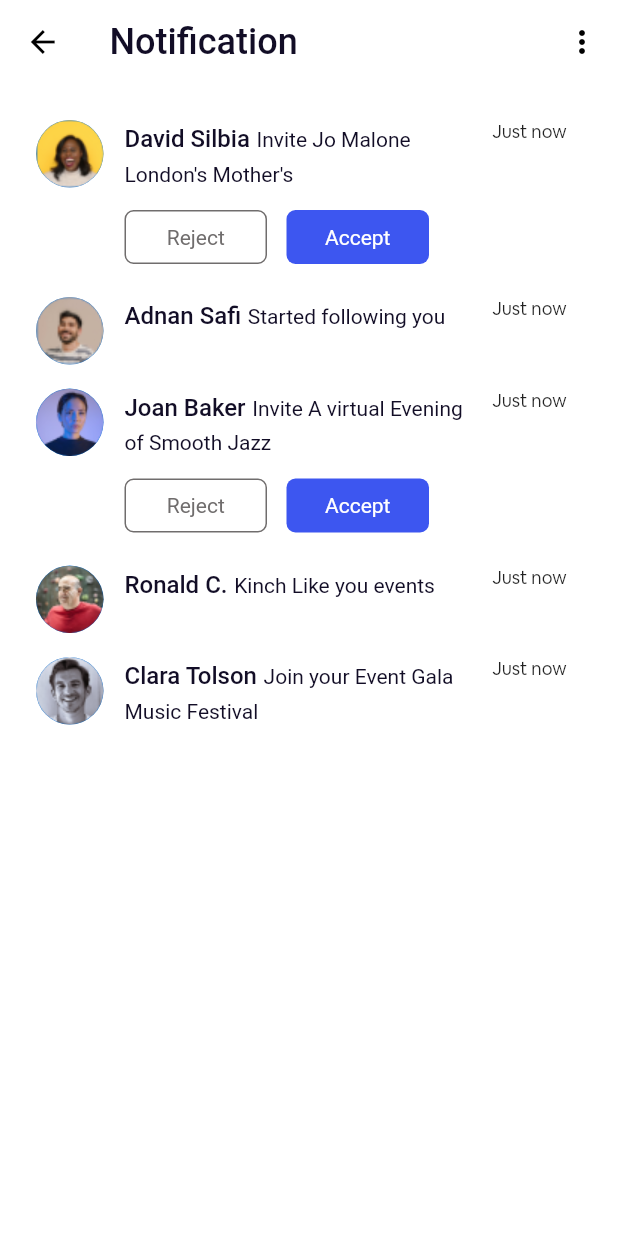
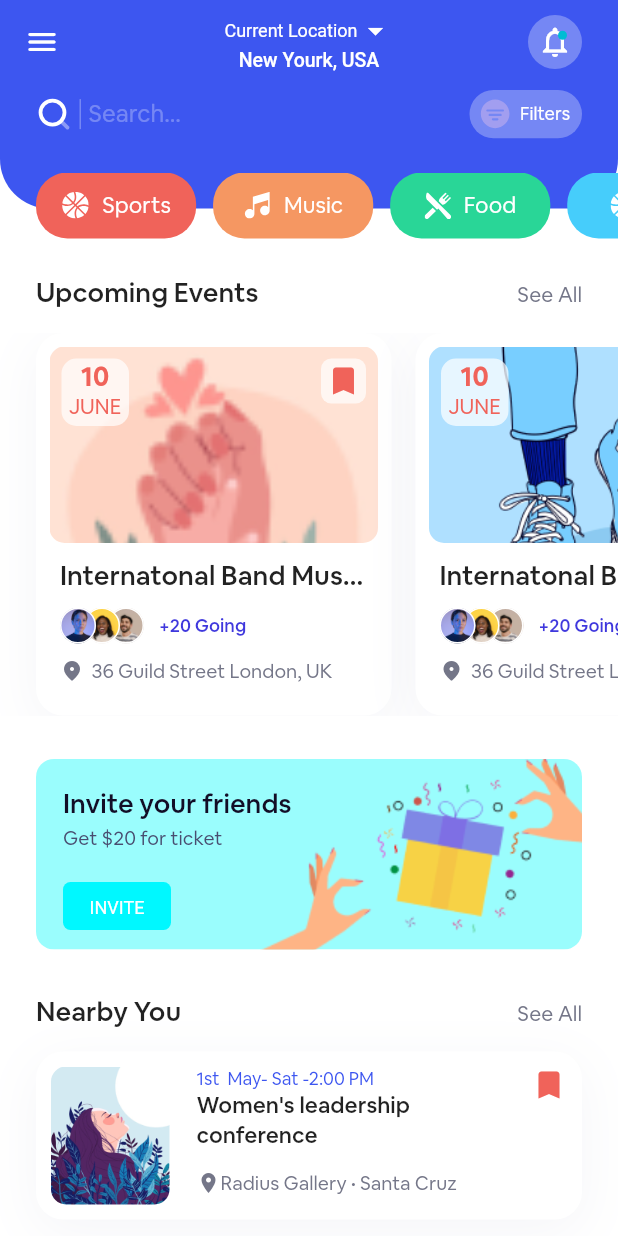
Before and after one commit to callmhejerry/Eventhub, a Flutter app: the screen it shows after launch, on a phone screen of 412 x 824 dp. Run offline on Flutter 3.47's test engine with Material 2 defaults, Android fonts, the phone set to English and light mode, and no system bars; our stand-ins replace flutter_rating_bar, flutter_svg, gap, readmore.

Commit message:
completed the ui for the explore screen

```diff
--- a/lib/core/styles/color_styles.dart
+++ b/lib/core/styles/color_styles.dart
@@ -11,4 +11,5 @@ class AppColorStyle {
 
   // Text color
   static const darkTextColor = Color(0xff120D26);
+  static const greyTextColor = Color(0xff747688);
 }
--- a/lib/core/styles/text_styles.dart
+++ b/lib/core/styles/text_styles.dart
@@ -26,7 +26,7 @@ class AppTextStyle {
     height: 34 / 22,
   );
 
-  static TextStyle title1 = const TextStyle(
+  static const TextStyle title1 = TextStyle(
     fontSize: 18,
     fontWeight: FontWeight.w500,
   );
--- a/lib/main.dart
+++ b/lib/main.dart
@@ -1,4 +1,4 @@
-import 'package:event_hub/src/feature/notification/notification_screen.dart';
+import 'package:event_hub/src/feature/Explore/explore_screen.dart';
 import 'package:flutter/material.dart';
 
 import 'core/theme/app_theme.dart';
@@ -17,7 +17,7 @@ class EventHub extends StatelessWidget {
       debugShowCheckedModeBanner: false,
       title: 'Flutter Demo',
       theme: LightTheme.themeData,
-      home: const NotificationScreen(),
+      home: const ExploreScreen(),
     );
   }
 }
--- /dev/null
+++ b/lib/src/feature/Explore/ads_widget.dart
@@ -0,0 +1,72 @@
+import 'package:flutter/material.dart';
+import 'package:gap/gap.dart';
+
+import '../../../core/styles/color_styles.dart';
+import '../../../core/styles/text_styles.dart';
+
+class AdsWidget extends StatelessWidget {
+  const AdsWidget({
+    super.key,
+  });
+
+  @override
+  Widget build(BuildContext context) {
+    return Padding(
+      padding: const EdgeInsets.symmetric(horizontal: 24),
+      child: ClipRRect(
+        borderRadius: BorderRadius.circular(12),
+        child: Container(
+          color: const Color.fromARGB(255, 154, 253, 253),
+          height: 127,
+          width: double.infinity,
+          child: Stack(
+            children: [
+              Positioned(
+                right: -20,
+                top: -7,
+                child: Image.asset("assets/images/ads.png"),
+              ),
+              Positioned(
+                top: 10,
+                left: 18,
+                child: Column(
+                  crossAxisAlignment: CrossAxisAlignment.start,
+                  children: [
+                    Text(
+                      "Invite your friends",
+                      style: AppTextStyle.title1.copyWith(
+                        height: 34 / 18,
+                        color: AppColorStyle.darkTextColor,
+                      ),
+                    ),
+                    Text(
+                      "Get \$20 for ticket",
+                      style: AppTextStyle.subTitle1.copyWith(
+                        color: const Color(0xff484D70),
+                      ),
+                    ),
+                    const Gap(13),
+                    ElevatedButton(
+                      onPressed: () {},
+                      style: ElevatedButton.styleFrom(
+                        minimumSize: const Size(72, 32),
+                        backgroundColor: const Color(0xff00F8FF),
+                        shape: RoundedRectangleBorder(
+                          borderRadius: BorderRadius.circular(5),
+                        ),
+                      ),
+                      child: const Text(
+                        "INVITE",
+                        style: AppTextStyle.subTitle2,
+                      ),
+                    )
+                  ],
+                ),
+              )
+            ],
+          ),
+        ),
+      ),
+    );
+  }
+}
--- /dev/null
+++ b/lib/src/feature/Explore/event_card.dart
@@ -0,0 +1,209 @@
+import 'package:flutter/material.dart';
+import 'package:gap/gap.dart';
+
+import '../../../core/styles/color_styles.dart';
+import '../../../core/styles/text_styles.dart';
+
+class EventCard extends StatelessWidget {
+  final EdgeInsets? margin;
+  final String image;
+
+  const EventCard({
+    super.key,
+    this.margin,
+    required this.image,
+  });
+
+  @override
+  Widget build(BuildContext context) {
+    return Container(
+      margin: margin,
+      height: 255,
+      width: 237,
+      decoration: BoxDecoration(
+        color: Colors.white,
+        borderRadius: BorderRadius.circular(18),
+        boxShadow: [
+          BoxShadow(
+            offset: const Offset(0, 8),
+            blurRadius: 30,
+            color: const Color(0xff505588).withOpacity(6 / 100),
+          ),
+        ],
+      ),
+      child: Column(
+        children: [
+          Padding(
+            padding: const EdgeInsets.only(top: 9, left: 9, right: 9),
+            child: Stack(
+              children: [
+                ClipRRect(
+                  borderRadius: BorderRadius.circular(10),
+                  child: Image.asset(
+                    image,
+                    height: 131,
+                    width: double.infinity,
+                    fit: BoxFit.cover,
+                    alignment: Alignment.topCenter,
+                  ),
+                ),
+                Padding(
+                  padding: const EdgeInsets.symmetric(
+                    horizontal: 8,
+                    vertical: 8,
+                  ),
+                  child: Row(
+                    crossAxisAlignment: CrossAxisAlignment.start,
+                    mainAxisAlignment: MainAxisAlignment.spaceBetween,
+                    children: [
+                      Container(
+                        height: 45,
+                        width: 45,
+                        decoration: BoxDecoration(
+                          borderRadius: BorderRadius.circular(10),
+                          color: Colors.white.withOpacity(70 / 100),
+                        ),
+                        child: Column(
+                          children: const [
+                            Text(
+                              "10",
+                              style: TextStyle(
+                                color: Color(0xffF0635A),
+                                fontSize: 18,
+                                fontWeight: FontWeight.bold,
+                              ),
+                            ),
+                            Text(
+                              "JUNE",
+                              style: TextStyle(
+                                color: Color(0xffF0635A),
+                                fontSize: 14,
+                              ),
+                            ),
+                          ],
+                        ),
+                      ),
+                      Container(
+                        height: 30,
+                        width: 30,
+                        decoration: BoxDecoration(
+                          borderRadius: BorderRadius.circular(7),
+                          color: Colors.white.withOpacity(70 / 100),
+                        ),
+                        child: const Icon(
+                          Icons.bookmark_rounded,
+                          color: Color(0xffF0635A),
+                        ),
+                      )
+                    ],
+                  ),
+                )
+              ],
+            ),
+          ),
+          const Gap(10),
+          Padding(
+            padding: const EdgeInsets.only(
+              left: 16,
+              right: 16,
+              bottom: 17,
+            ),
+            child: Column(
+              children: [
+                const Text(
+                  "Internatonal Band Music Conference",
+                  maxLines: 1,
+                  overflow: TextOverflow.ellipsis,
+                  style: AppTextStyle.title1,
+                ),
+                const Gap(10),
+                Row(
+                  children: [
+                    Stack(
+                      clipBehavior: Clip.none,
+                      children: const [
+                        Positioned(
+                          left: 16 * 2,
+                          child: CustomAvatar(
+                            image: "assets/images/avatar_1.png",
+                          ),
+                        ),
+                        Positioned(
+                          left: 16,
+                          child: CustomAvatar(
+                            image: "assets/images/avatar_2.png",
+                          ),
+                        ),
+                        Positioned(
+                          child: CustomAvatar(
+                            image: "assets/images/avatar_3.png",
+                          ),
+                        ),
+                      ],
+                    ),
+                    const Gap(16 * 2),
+                    const Gap(10),
+                    Text(
+                      "+20 Going",
+                      style: AppTextStyle.subTitle2.copyWith(
+                        color: const Color(0xff3F38DD),
+                        fontWeight: FontWeight.w500,
+                      ),
+                    ),
+                  ],
+                ),
+                const Gap(10),
+                Row(
+                  children: [
+                    const Icon(
+                      Icons.place_rounded,
+                      size: 16,
+                      color: AppColorStyle.greyTextColor,
+                    ),
+                    const Gap(5),
+                    Text(
+                      "36 Guild Street London, UK",
+                      maxLines: 1,
+                      overflow: TextOverflow.ellipsis,
+                      style: AppTextStyle.subTitle1.copyWith(
+                        color: AppColorStyle.greyTextColor,
+                      ),
+                    )
+                  ],
+                )
+              ],
+            ),
+          )
+        ],
+      ),
+    );
+  }
+}
+
+class CustomAvatar extends StatelessWidget {
+  final String image;
+  const CustomAvatar({
+    super.key,
+    required this.image,
+  });
+
+  @override
+  Widget build(BuildContext context) {
+    return Container(
+      height: 24,
+      width: 24,
+      decoration: BoxDecoration(
+        border: Border.all(
+          color: Colors.white,
+          width: 1,
+        ),
+        shape: BoxShape.circle,
+        image: DecorationImage(
+          image: AssetImage(
+            image,
+          ),
+        ),
+      ),
+    );
+  }
+}
--- /dev/null
+++ b/lib/src/feature/Explore/explore_screen.dart
@@ -0,0 +1,315 @@
+import 'package:event_hub/core/styles/color_styles.dart';
+import 'package:event_hub/core/styles/text_styles.dart';
+import 'package:event_hub/src/feature/Explore/near_by_widget.dart';
+import 'package:flutter/material.dart';
+import 'package:flutter_svg/flutter_svg.dart';
+import 'package:gap/gap.dart';
+
+import 'ads_widget.dart';
+import 'event_card.dart';
+import 'headline_widget.dart';
+
+class ExploreScreen extends StatelessWidget {
+  const ExploreScreen({super.key});
+
+  @override
+  Widget build(BuildContext context) {
+    return Scaffold(
+      appBar: const HomeAppBar(),
+      body: SingleChildScrollView(
+        child: Column(
+          children: [
+            const HomeHeader(),
+            const Gap(39),
+            const Headline(
+              title: "Upcoming Events",
+            ),
+            const Gap(10),
+            SizedBox(
+              height: 255,
+              child: ListView.separated(
+                scrollDirection: Axis.horizontal,
+                itemBuilder: (context, index) {
+                  EdgeInsets? margin;
+                  String image = index.isEven
+                      ? "assets/images/event_2.png"
+                      : "assets/images/event_4.png";
+
+                  if (index == 0) margin = const EdgeInsets.only(left: 24);
+                  if (index == 2) margin = const EdgeInsets.only(right: 24);
+                  return EventCard(
+                    margin: margin,
+                    image: image,
+                  );
+                },
+                separatorBuilder: (context, index) {
+                  return const Gap(16);
+                },
+                itemCount: 3,
+              ),
+            ),
+            const Gap(29),
+            const AdsWidget(),
+            const Gap(24),
+            const Headline(title: "Nearby You"),
+            const Gap(10),
+            const NearByWidget()
+          ],
+        ),
+      ),
+    );
+  }
+}
+
+class HomeHeader extends StatelessWidget {
+  const HomeHeader({
+    super.key,
+  });
+
+  @override
+  Widget build(BuildContext context) {
+    return Stack(
+      alignment: Alignment.bottomLeft,
+      clipBehavior: Clip.none,
+      children: [
+        Container(
+          height: 79,
+          alignment: Alignment.topCenter,
+          decoration: const BoxDecoration(
+            color: AppColorStyle.primaryBlue,
+            borderRadius: BorderRadius.only(
+              bottomLeft: Radius.circular(33),
+              bottomRight: Radius.circular(33),
+            ),
+          ),
+          child: Container(
+            padding: const EdgeInsets.symmetric(horizontal: 24),
+            height: 32.14,
+            child: Row(
+              children: [
+                SvgPicture.asset("assets/icons/search_icon.svg"),
+                const Gap(5),
+                Container(
+                  width: 1,
+                  height: 20,
+                  color: Colors.white.withOpacity(29 / 100),
+                ),
+                const Gap(5),
+                Expanded(
+                  child: TextField(
+                    decoration: InputDecoration(
+                      contentPadding: const EdgeInsets.symmetric(vertical: 8),
+                      border: InputBorder.none,
+                      hintText: "Search...",
+                      hintStyle: AppTextStyle.body1.copyWith(
+                        color: Colors.white.withOpacity(29 / 100),
+                      ),
+                    ),
+                  ),
+                ),
+                const Gap(10),
+                Container(
+                  height: 32.14,
+                  width: 75,
+                  padding: const EdgeInsets.only(
+                    top: 4.06,
+                    right: 7.36,
+                    left: 4.29,
+                    bottom: 4.33,
+                  ),
+                  decoration: BoxDecoration(
+                    color: Colors.white.withOpacity(29 / 100),
+                    borderRadius: BorderRadius.circular(50),
+                  ),
+                  child: Row(
+                    mainAxisAlignment: MainAxisAlignment.center,
+                    children: [
+                      SvgPicture.asset("assets/icons/filter_icon.svg"),
+                      const Gap(3.7),
+                      const Text(
+                        "Filters",
+                        style: TextStyle(
+                          color: Colors.white,
+                          fontSize: 12.03,
+                        ),
+                      ),
+                    ],
+                  ),
+                )
+              ],
+            ),
+          ),
+        ),
+        Positioned.fill(
+          top: 55,
+          bottom: -20,
+          child: SizedBox(
+            height: 39.42,
+            child: ListView.separated(
+              scrollDirection: Axis.horizontal,
+              shrinkWrap: true,
+              itemBuilder: (context, index) {
+                final caterogies = <Map<String, String>>[
+                  {
+                    "name": "Sports",
+                    "icon": "assets/icons/ball_icon.svg",
+                  },
+                  {
+                    "name": "Music",
+                    "icon": "assets/icons/music_icon.svg",
+                  },
+                  {
+                    "name": "Food",
+                    "icon": "assets/icons/food_icon.svg",
+                  },
+                  {
+                    "name": "Art",
+                    "icon": "assets/icons/ball_icon.svg",
+                  },
+                ];
+
+                final colors = [
+                  const Color(0xffF0635A),
+                  const Color(0xffF59762),
+                  const Color(0xff29D697),
+                  const Color(0xff46CDFB),
+                ];
+                EdgeInsets? margin;
+
+                if (index == 0) {
+                  margin = const EdgeInsets.only(left: 24);
+                }
+                return CategoryChip(
+                  icon: SvgPicture.asset(caterogies[index]["icon"]!),
+                  name: caterogies[index]["name"]!,
+                  color: colors[index],
+                  margin: margin,
+                );
+              },
+              separatorBuilder: (context, index) {
+                return const Gap(11.28);
+              },
+              itemCount: 4,
+            ),
+          ),
+        )
+      ],
+    );
+  }
+}
+
+class CategoryChip extends StatelessWidget {
+  final String name;
+  final Widget icon;
+  final EdgeInsets? margin;
+  final Color color;
+  const CategoryChip({
+    super.key,
+    required this.icon,
+    required this.name,
+    required this.color,
+    this.margin,
+  });
+
+  @override
+  Widget build(BuildContext context) {
+    return Container(
+      margin: margin,
+      height: 39.60,
+      width: 106.77,
+      decoration: BoxDecoration(
+        borderRadius: BorderRadius.circular(20.96),
+        color: color,
+      ),
+      child: Row(
+        mainAxisAlignment: MainAxisAlignment.center,
+        children: [
+          icon,
+          const Gap(8.31),
+          Text(
+            name,
+            style: AppTextStyle.body2.copyWith(
+              color: Colors.white,
+            ),
+          )
+        ],
+      ),
+    );
+  }
+}
+
+class HomeAppBar extends StatelessWidget with PreferredSizeWidget {
+  const HomeAppBar({
+    super.key,
+  });
+
+  @override
+  Widget build(BuildContext context) {
+    return AppBar(
+      centerTitle: true,
+      actions: [
+        Container(
+          height: 36,
+          width: 36,
+          decoration: BoxDecoration(
+            color: Colors.white.withOpacity(29 / 100),
+            shape: BoxShape.circle,
+          ),
+          alignment: Alignment.center,
+          child: Stack(
+            children: const [
+              Icon(
+                Icons.notifications_none_outlined,
+                color: Colors.white,
+              ),
+              Positioned(
+                right: 4,
+                top: 4.5,
+                child: Badge(
+                  backgroundColor: Colors.cyan,
+                ),
+              )
+            ],
+          ),
+        ),
+        const Gap(24),
+      ],
+      leading: IconButton(
+        icon: const Icon(
+          Icons.menu_rounded,
+          color: Colors.white,
+        ),
+        onPressed: () {},
+      ),
+      backgroundColor: AppColorStyle.primaryBlue,
+      title: Column(
+        mainAxisSize: MainAxisSize.min,
+        children: [
+          Row(
+            mainAxisSize: MainAxisSize.min,
+            children: [
+              Text(
+                "Current Location",
+                style: AppTextStyle.subTitle2.copyWith(color: Colors.white),
+              ),
+              const Icon(
+                Icons.arrow_drop_down,
+                color: Colors.white,
+              ),
+            ],
+          ),
+          Text(
+            "New Yourk, USA",
+            style: AppTextStyle.subTitle1.copyWith(
+              fontWeight: FontWeight.w500,
+              color: Colors.white,
+            ),
+          )
+        ],
+      ),
+    );
+  }
+
+  @override
+  Size get preferredSize => const Size(double.infinity, 60);
+}
--- /dev/null
+++ b/lib/src/feature/Explore/headline_widget.dart
@@ -0,0 +1,39 @@
+import 'package:flutter/material.dart';
+
+import '../../../core/styles/color_styles.dart';
+import '../../../core/styles/text_styles.dart';
+
+class Headline extends StatelessWidget {
+  final String title;
+  const Headline({
+    super.key,
+    required this.title,
+  });
+
+  @override
+  Widget build(BuildContext context) {
+    return Padding(
+      padding: const EdgeInsets.symmetric(horizontal: 24),
+      child: SizedBox(
+        height: 34,
+        child: Row(
+          mainAxisAlignment: MainAxisAlignment.spaceBetween,
+          children: [
+            Text(
+              title,
+              style: AppTextStyle.title1,
+            ),
+            InkWell(
+              child: Text(
+                "See All",
+                style: AppTextStyle.body3.copyWith(
+                  color: AppColorStyle.greyTextColor,
+                ),
+              ),
+            )
+          ],
+        ),
+      ),
+    );
+  }
+}
--- /dev/null
+++ b/lib/src/feature/Explore/near_by_widget.dart
@@ -0,0 +1,89 @@
+import 'package:flutter/material.dart';
+import 'package:gap/gap.dart';
+
+import '../../../core/styles/color_styles.dart';
+import '../../../core/styles/text_styles.dart';
+
+class NearByWidget extends StatelessWidget {
+  const NearByWidget({
+    super.key,
+  });
+
+  @override
+  Widget build(BuildContext context) {
+    return Container(
+      margin: const EdgeInsets.only(left: 24, right: 24),
+      height: 112,
+      width: double.infinity,
+      padding: const EdgeInsets.all(10),
+      decoration: BoxDecoration(
+        borderRadius: BorderRadius.circular(18),
+        color: Colors.white,
+        boxShadow: [
+          BoxShadow(
+            offset: const Offset(0, 8),
+            color: const Color(0xff505588).withOpacity(6 / 100),
+            blurRadius: 30,
+          ),
+        ],
+      ),
+      child: Row(
+        crossAxisAlignment: CrossAxisAlignment.start,
+        children: [
+          ClipRRect(
+            borderRadius: BorderRadius.circular(10),
+            child: Image.asset(
+              "assets/images/event_3.png",
+              height: 92,
+              width: 79,
+              fit: BoxFit.cover,
+            ),
+          ),
+          const Gap(18),
+          Expanded(
+            child: Column(
+              crossAxisAlignment: CrossAxisAlignment.start,
+              children: [
+                Text(
+                  "1st  May- Sat -2:00 PM",
+                  style: AppTextStyle.subTitle2.copyWith(
+                    color: AppColorStyle.primaryBlue,
+                  ),
+                ),
+                Text(
+                  "Women's leadership conference",
+                  maxLines: 2,
+                  style: AppTextStyle.title3.copyWith(
+                    height: 19.53 / 15,
+                  ),
+                ),
+                const Gap(7),
+                Expanded(
+                  child: Row(
+                    children: [
+                      const Icon(
+                        Icons.place,
+                        color: Color(0xff747688),
+                        size: 16,
+                      ),
+                      Text(
+                        "Radius Gallery • Santa Cruz",
+                        style: AppTextStyle.subTitle1.copyWith(
+                          color: const Color(0xff747688),
+                        ),
+                      )
+                    ],
+                  ),
+                )
+              ],
+            ),
+          ),
+          const Icon(
+            Icons.bookmark,
+            color: Color(0xffF0635A),
+          )
+        ],
+      ),
+    );
+  }
+}
--- a/lib/src/feature/home/home_screen.dart
+++ b/lib/src/feature/home/home_screen.dart
@@ -1,14 +1,11 @@
-import 'package:flutter/material.dart';
+import 'package:flutter/src/widgets/framework.dart';
+import 'package:flutter/src/widgets/placeholder.dart';
 
 class HomeScreen extends StatelessWidget {
   const HomeScreen({super.key});
 
   @override
   Widget build(BuildContext context) {
-    return const Scaffold(
-      body: Center(
-        child: Text("Home Screen"),
-      ),
-    );
+    return const Placeholder();
   }
 }
--- a/lib/src/feature/profile/organizer_profile.dart
+++ b/lib/src/feature/profile/organizer_profile.dart
@@ -2,7 +2,7 @@ import 'package:event_hub/core/styles/color_styles.dart';
 import 'package:event_hub/core/styles/text_styles.dart';
 import 'package:event_hub/core/widgets/event_card.dart';
 import 'package:event_hub/core/widgets/review_card.dart';
-import 'package:event_hub/src/feature/profile/widgets/profile_display_details.dart';
+import 'package:event_hub/src/feature/Profile/widgets/profile_display_details.dart';
 import 'package:flutter/material.dart';
 import 'package:flutter_svg/svg.dart';
 import 'package:gap/gap.dart';
```
Also changed, not shown: assets/icons/ball_icon.svg (added), assets/icons/filter_icon.svg (added), assets/icons/food_icon.svg (added), assets/icons/music_icon.svg (added), assets/icons/search_icon.svg (added), assets/images/ads.png (added), assets/images/event_4.png (added).
